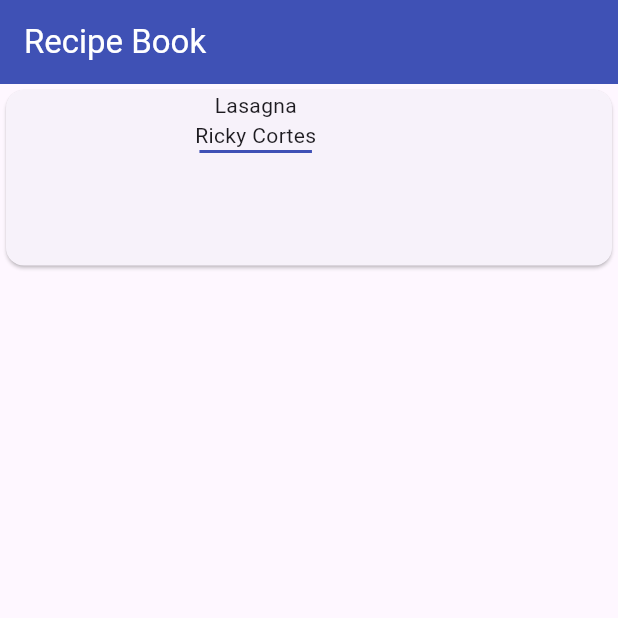
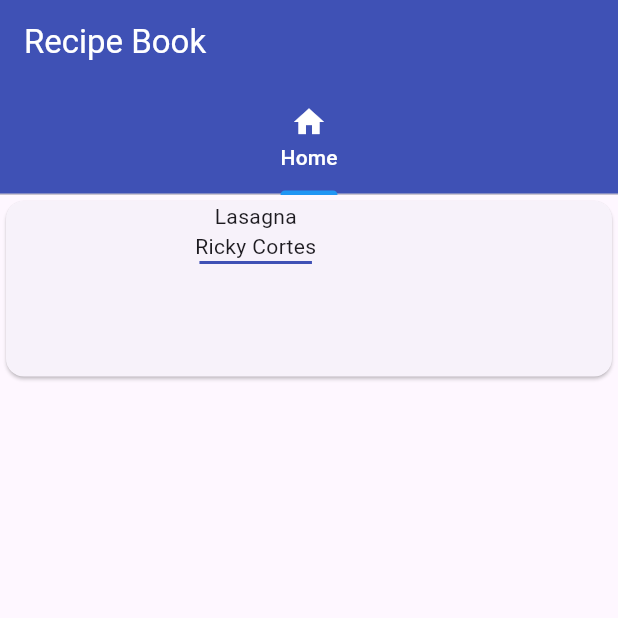
Before and after one commit to RickyBv1/recipe_book_flutter, a Flutter app: the screen it shows after launch, on a phone screen of 412 x 824 dp, the top half of it. Run offline on Flutter 3.47's test engine with Material 3 defaults, Android fonts, the light colour scheme and no system bars.

Commit message:
Integrate HomeScreen into RecipeBook and implement TabBar for navigation. Create HomeScreen widget to display recipe details.

```diff
--- a/lib/main.dart
+++ b/lib/main.dart
@@ -1,4 +1,5 @@
 import 'package:flutter/material.dart';
+import 'package:recipe_book_flutter/screens/home_screen.dart';
 
 void main() {
   runApp(const MyApp());
@@ -22,36 +23,23 @@ class RecipeBook extends StatelessWidget {
 
   @override
   Widget build(BuildContext context) {
-    return Scaffold(
-      appBar: AppBar(
-        backgroundColor: Colors.indigo,
-        title: const Text('Recipe Book', style: TextStyle(color: Colors.white)),
-      ),
-      body: SizedBox(
-        width: MediaQuery.of(context).size.width,
-        height: 125,
-        child: Card(
-          child: Row(
-            children: <Widget>[
-              SizedBox(
-                height: 125,
-                width: 100,
-                child: ClipRRect(
-                  borderRadius: BorderRadius.circular(10),
-                  child: Container(),
-                ),
-              ),
-              SizedBox(width: 26),
-              Column(
-                children: <Widget>[
-                  Text('Lasagna'),
-                  Text('Ricky Cortes'),
-                  Container(height: 2, width: 75, color: Colors.indigo),
-                ],
-              ),
-            ],
+    return DefaultTabController(
+      length: 4,
+      child: Scaffold(
+        appBar: AppBar(
+          backgroundColor: Colors.indigo,
+          title: const Text(
+            'Recipe Book',
+            style: TextStyle(color: Colors.white),
+          ),
+          bottom: TabBar(
+            indicatorColor: Colors.blue,
+            labelColor: Colors.white,
+            unselectedLabelColor: Colors.blue,
+            tabs: [Tab(icon: Icon(Icons.home), text: 'Home')],
           ),
         ),
+        body: TabBarView(children: [HomeScreen()]),
       ),
     );
   }
--- /dev/null
+++ b/lib/screens/home_screen.dart
@@ -0,0 +1,37 @@
+import 'package:flutter/material.dart';
+
+class HomeScreen extends StatelessWidget {
+  const HomeScreen({super.key});
+
+  @override
+  Widget build(BuildContext context) {
+    return Scaffold(
+      body: SizedBox(
+        width: MediaQuery.of(context).size.width,
+        height: 125,
+        child: Card(
+          child: Row(
+            children: <Widget>[
+              SizedBox(
+                height: 125,
+                width: 100,
+                child: ClipRRect(
+                  borderRadius: BorderRadius.circular(10),
+                  child: Container(),
+                ),
+              ),
+              SizedBox(width: 26),
+              Column(
+                children: <Widget>[
+                  Text('Lasagna'),
+                  Text('Ricky Cortes'),
+                  Container(height: 2, width: 75, color: Colors.indigo),
+                ],
+              ),
+            ],
+          ),
+        ),
+      ),
+    );
+  }
+}
```
